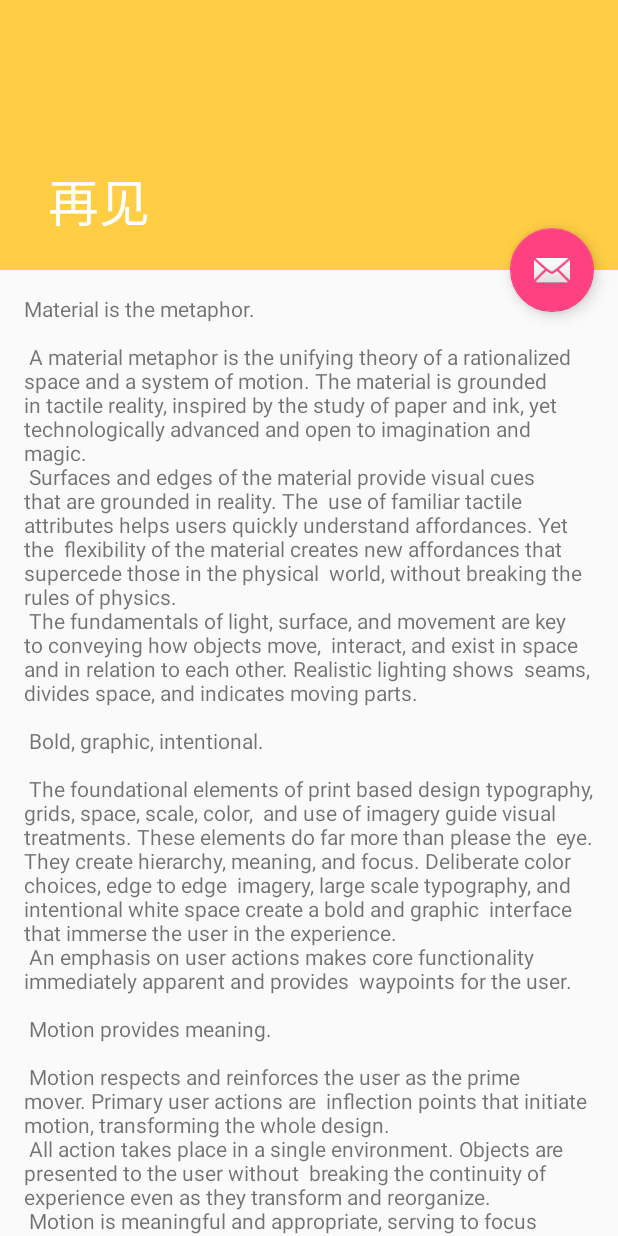
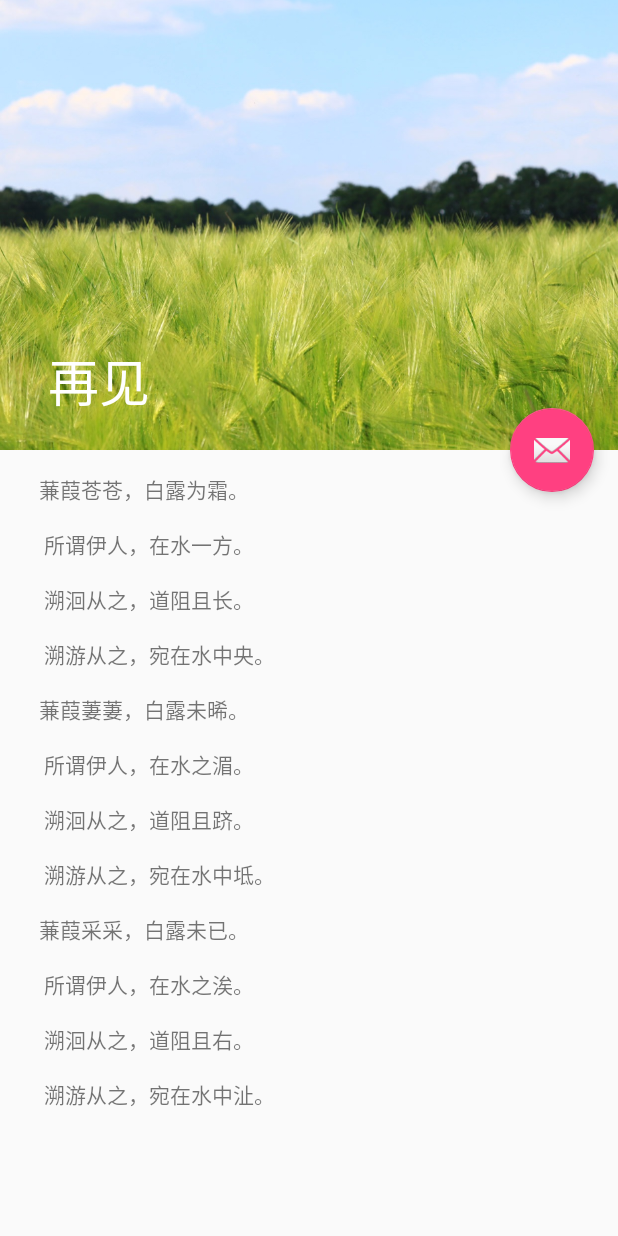
Before and after one commit to Ct7Liang/APuLeiKShen, an Android app: the CustomScrollingActivity screen opened directly, with no data from a screen before it, on a phone screen of 412 x 824 dp. Run offline under Robolectric (Android 15) with nearby library versions, the phone set to English and light mode, and no system bars; libraries missing offline, so code that uses them is left out: com.jaeger.library; 1 statement that could not run was skipped.

Commit message:
121212121212

```diff
--- a/app/src/main/java/com/android/ct7liang/collapsing/CustomScrollingActivity.java
+++ b/app/src/main/java/com/android/ct7liang/collapsing/CustomScrollingActivity.java
@@ -9,12 +9,15 @@ import android.support.design.widget.Snackbar;
 import android.support.v7.app.AppCompatActivity;
 import android.support.v7.widget.Toolbar;
 import android.view.View;
-import android.widget.TextView;
 
 import com.android.ct7liang.R;
 import com.jaeger.library.StatusBarUtil;
 
-public class CustomScrollingActivity extends AppCompatActivity implements View.OnClickListener {
+public class CustomScrollingActivity extends AppCompatActivity implements View.OnClickListener, AppBarLayout.OnOffsetChangedListener {
+
+    private Toolbar toolbar;
+    private CollapsingToolbarLayout collapsingToolbarLayout;
+    private AppBarLayout appBarLayout;
 
     @Override
     protected void onCreate(Bundle savedInstanceState) {
@@ -24,33 +27,18 @@ public class CustomScrollingActivity extends AppCompatActivity implements View.O
         setRequestedOrientation(ActivityInfo.SCREEN_ORIENTATION_PORTRAIT);
         StatusBarUtil.setColor(this, getResources().getColor(R.color.AppThemeColor), 0);
 
-        Toolbar toolbar = (Toolbar) findViewById(R.id.toolbar);
-        toolbar.setTitle("再见");
+        toolbar = (Toolbar) findViewById(R.id.toolbar);
         setSupportActionBar(toolbar);
+        toolbar.setTitle("蒹葭");
 
-        ((TextView)findViewById(R.id.title)).setText("一千个伤心的理由");
-        findViewById(R.id.back).setOnClickListener(this);
-        final View view = findViewById(R.id.title_bar);
+        collapsingToolbarLayout = findViewById(R.id.toolbar_layout);
 
-        final CollapsingToolbarLayout collapsingToolbarLayout = findViewById(R.id.toolbar_layout);
+        appBarLayout = (AppBarLayout)findViewById(R.id.app_bar);
+        appBarLayout.addOnOffsetChangedListener(this);
 
-
-        AppBarLayout app_bar=(AppBarLayout)findViewById(R.id.app_bar);
-        app_bar.addOnOffsetChangedListener(new AppBarLayout.OnOffsetChangedListener() {
-            @Override
-            public void onOffsetChanged(AppBarLayout appBarLayout, int verticalOffset) {
-                if (verticalOffset == 0) {
-                    view.setVisibility(View.GONE);
-                    collapsingToolbarLayout.setTitle("再见");//设置title为EXPANDED
-                } else if (Math.abs(verticalOffset) >= appBarLayout.getTotalScrollRange()) {
-                    collapsingToolbarLayout.setTitle("");//设置title不显示
-                    view.setVisibility(View.VISIBLE);
-                } else {
-                    collapsingToolbarLayout.setTitle("再见");//设置title为INTERNEDIATE
-                    view.setVisibility(View.GONE);
-                }
-            }
-        });
+//        ((TextView)findViewById(R.id.title)).setText("一千个伤心的理由");
+//        findViewById(R.id.back).setOnClickListener(this);
+//        final View view = findViewById(R.id.title_bar);
 
         FloatingActionButton fab = (FloatingActionButton) findViewById(R.id.fab);
         fab.setOnClickListener(new View.OnClickListener() {
@@ -69,4 +57,15 @@ public class CustomScrollingActivity extends AppCompatActivity implements View.O
                 break;
         }
     }
+
+    @Override
+    public void onOffsetChanged(AppBarLayout appBarLayout, int verticalOffset) {
+        if (verticalOffset == 0) {  //展开
+            collapsingToolbarLayout.setTitle("再见");
+        } else if (Math.abs(verticalOffset) >= appBarLayout.getTotalScrollRange()) {  //闭合
+            collapsingToolbarLayout.setTitle("");
+        } else { //中间态
+            collapsingToolbarLayout.setTitle("再见");
+        }
+    }
 }
--- a/app/src/main/java/com/android/ct7liang/collapsing/ScrollingActivity.java
+++ b/app/src/main/java/com/android/ct7liang/collapsing/ScrollingActivity.java
@@ -7,7 +7,6 @@ import android.support.design.widget.Snackbar;
 import android.support.v7.app.AppCompatActivity;
 import android.support.v7.widget.Toolbar;
 import android.view.View;
-
 import com.android.ct7liang.R;
 import com.jaeger.library.StatusBarUtil;
 
--- a/app/src/main/res/layout/activity_custom_scrolling.xml
+++ b/app/src/main/res/layout/activity_custom_scrolling.xml
@@ -10,7 +10,7 @@
     <android.support.design.widget.AppBarLayout
         android:id="@+id/app_bar"
         android:layout_width="match_parent"
-        android:layout_height="@dimen/app_bar_height"
+        android:layout_height="300dp"
         android:fitsSystemWindows="true"
         android:theme="@style/AppTheme.AppBarOverlay">
         <android.support.design.widget.CollapsingToolbarLayout
@@ -20,13 +20,20 @@
             android:fitsSystemWindows="true"
             app:contentScrim="?attr/colorPrimary"
             app:layout_scrollFlags="scroll|exitUntilCollapsed">
+            <ImageView
+                android:src="@mipmap/image_01"
+                android:scaleType="centerCrop"
+                android:layout_width="match_parent"
+                android:layout_height="match_parent"
+                app:layout_collapseMode="parallax"
+                app:layout_collapseParallaxMultiplier="0.7"/>
             <android.support.v7.widget.Toolbar
                 android:id="@+id/toolbar"
                 android:layout_width="match_parent"
                 android:layout_height="?attr/actionBarSize"
                 app:layout_collapseMode="pin"
                 app:popupTheme="@style/AppTheme.PopupOverlay">
-                <include layout="@layout/app_title_layout"/>
+                <!--<include layout="@layout/app_title_layout"/>-->
             </android.support.v7.widget.Toolbar>
         </android.support.design.widget.CollapsingToolbarLayout>
 
--- a/app/src/main/res/values/strings.xml
+++ b/app/src/main/res/values/strings.xml
@@ -2,93 +2,7 @@
     <string name="app_name">666</string>
     <string name="title_activity_scrolling">ScrollingActivity</string>
     <string name="large_text">
-        "Material is the metaphor.\n\n"
-
-        "A material metaphor is the unifying theory of a rationalized space and a system of motion."
-        "The material is grounded in tactile reality, inspired by the study of paper and ink, yet "
-        "technologically advanced and open to imagination and magic.\n"
-        "Surfaces and edges of the material provide visual cues that are grounded in reality. The "
-        "use of familiar tactile attributes helps users quickly understand affordances. Yet the "
-        "flexibility of the material creates new affordances that supercede those in the physical "
-        "world, without breaking the rules of physics.\n"
-        "The fundamentals of light, surface, and movement are key to conveying how objects move, "
-        "interact, and exist in space and in relation to each other. Realistic lighting shows "
-        "seams, divides space, and indicates moving parts.\n\n"
-
-        "Bold, graphic, intentional.\n\n"
-
-        "The foundational elements of print based design typography, grids, space, scale, color, "
-        "and use of imagery guide visual treatments. These elements do far more than please the "
-        "eye. They create hierarchy, meaning, and focus. Deliberate color choices, edge to edge "
-        "imagery, large scale typography, and intentional white space create a bold and graphic "
-        "interface that immerse the user in the experience.\n"
-        "An emphasis on user actions makes core functionality immediately apparent and provides "
-        "waypoints for the user.\n\n"
-
-        "Motion provides meaning.\n\n"
-
-        "Motion respects and reinforces the user as the prime mover. Primary user actions are "
-        "inflection points that initiate motion, transforming the whole design.\n"
-        "All action takes place in a single environment. Objects are presented to the user without "
-        "breaking the continuity of experience even as they transform and reorganize.\n"
-        "Motion is meaningful and appropriate, serving to focus attention and maintain continuity. "
-        "Feedback is subtle yet clear. Transitions are efﬁcient yet coherent.\n\n"
-
-        "3D world.\n\n"
-
-        "The material environment is a 3D space, which means all objects have x, y, and z "
-        "dimensions. The z-axis is perpendicularly aligned to the plane of the display, with the "
-        "positive z-axis extending towards the viewer. Every sheet of material occupies a single "
-        "position along the z-axis and has a standard 1dp thickness.\n"
-        "On the web, the z-axis is used for layering and not for perspective. The 3D world is "
-        "emulated by manipulating the y-axis.\n\n"
-
-        "Light and shadow.\n\n"
-
-        "Within the material environment, virtual lights illuminate the scene. Key lights create "
-        "directional shadows, while ambient light creates soft shadows from all angles.\n"
-        "Shadows in the material environment are cast by these two light sources. In Android "
-        "development, shadows occur when light sources are blocked by sheets of material at "
-        "various positions along the z-axis. On the web, shadows are depicted by manipulating the "
-        "y-axis only. The following example shows the card with a height of 6dp.\n\n"
-
-        "Resting elevation.\n\n"
-
-        "All material objects, regardless of size, have a resting elevation, or default elevation "
-        "that does not change. If an object changes elevation, it should return to its resting "
-        "elevation as soon as possible.\n\n"
-
-        "Component elevations.\n\n"
-
-        "The resting elevation for a component type is consistent across apps (e.g., FAB elevation "
-        "does not vary from 6dp in one app to 16dp in another app).\n"
-        "Components may have different resting elevations across platforms, depending on the depth "
-        "of the environment (e.g., TV has a greater depth than mobile or desktop).\n\n"
-
-        "Responsive elevation and dynamic elevation offsets.\n\n"
-
-        "Some component types have responsive elevation, meaning they change elevation in response "
-        "to user input (e.g., normal, focused, and pressed) or system events. These elevation "
-        "changes are consistently implemented using dynamic elevation offsets.\n"
-        "Dynamic elevation offsets are the goal elevation that a component moves towards, relative "
-        "to the component’s resting state. They ensure that elevation changes are consistent "
-        "across actions and component types. For example, all components that lift on press have "
-        "the same elevation change relative to their resting elevation.\n"
-        "Once the input event is completed or cancelled, the component will return to its resting "
-        "elevation.\n\n"
-
-        "Avoiding elevation interference.\n\n"
-
-        "Components with responsive elevations may encounter other components as they move between "
-        "their resting elevations and dynamic elevation offsets. Because material cannot pass "
-        "through other material, components avoid interfering with one another any number of ways, "
-        "whether on a per component basis or using the entire app layout.\n"
-        "On a component level, components can move or be removed before they cause interference. "
-        "For example, a floating action button (FAB) can disappear or move off screen before a "
-        "user picks up a card, or it can move if a snackbar appears.\n"
-        "On the layout level, design your app layout to minimize opportunities for interference. "
-        "For example, position the FAB to one side of stream of a cards so the FAB won’t interfere "
-        "when a user tries to pick up one of cards.\n\n"
+        "   蒹葭苍苍，白露为霜。\n\n""    所谓伊人，在水一方。\n\n""    溯洄从之，道阻且长。\n\n""    溯游从之，宛在水中央。\n\n""   蒹葭萋萋，白露未晞。\n\n""    所谓伊人，在水之湄。\n\n""    溯洄从之，道阻且跻。\n\n""    溯游从之，宛在水中坻。\n\n""   蒹葭采采，白露未已。\n\n""    所谓伊人，在水之涘。\n\n""    溯洄从之，道阻且右。\n\n""    溯游从之，宛在水中沚。\n\n"
     </string>
     <string name="action_settings">Settings</string>
     <string name="title_activity_custom_scrolling">CustomScrollingActivity</string>
```
Also changed, not shown: app/src/main/res/mipmap-xhdpi/image_01.jpg (added).
